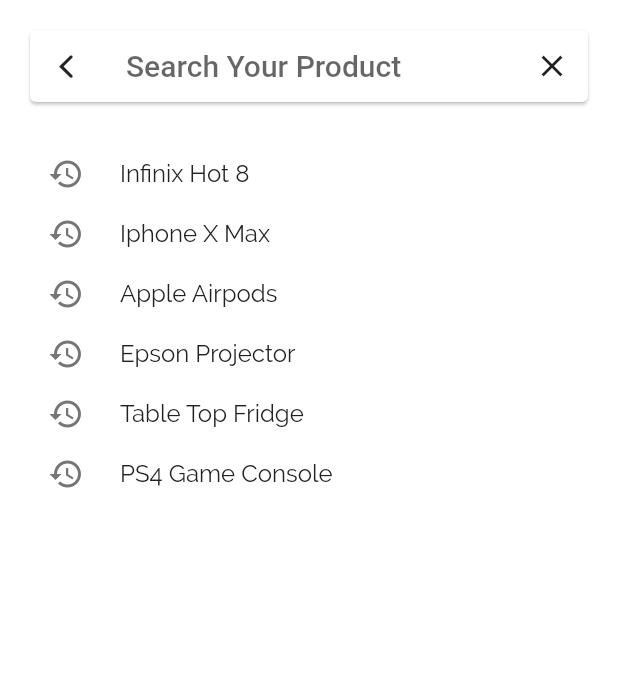
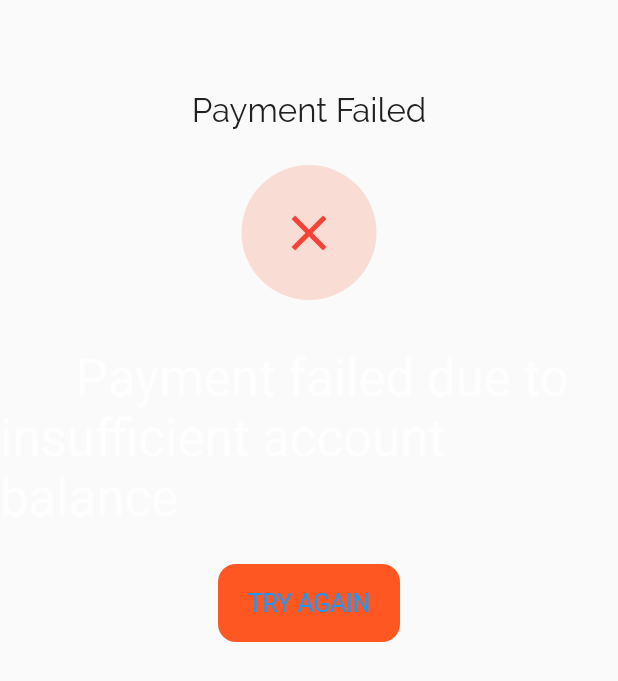
Before and after one commit to oliverboamah/e_commerce, a Flutter app: the screen it shows after launch, on a phone screen of 412 x 824 dp. Shown: the top 681 px of the screen. Run offline on Flutter 3.47's test engine with Material 2 defaults, Android fonts, the phone set to English and light mode, and no system bars; our stand-ins replace carousel_slider.

Commit message:
Add Payment Failure Page

```diff
--- a/lib/main.dart
+++ b/lib/main.dart
@@ -1,4 +1,5 @@
 // flutter imports
+import 'package:e_commerce/ui/pages/payment/payment_failure_page.dart';
 import 'package:e_commerce/ui/pages/search/search_page.dart';
 import 'package:flutter/material.dart';
 
@@ -25,7 +26,7 @@ class MyApp extends StatelessWidget {
         theme: appTheme,
         debugShowCheckedModeBanner: false,
         home: Scaffold(
-          body: SearchPage(),
+          body: PaymentFailurePage(),
         ));
   }
 }
--- /dev/null
+++ b/lib/ui/pages/payment/payment_failure_page.dart
@@ -0,0 +1,55 @@
+// flutter imports
+import 'package:flutter/cupertino.dart';
+import 'package:flutter/material.dart';
+
+// my app imports
+import 'package:e_commerce/values/colors.dart';
+
+class PaymentFailurePage extends StatefulWidget {
+  @override
+  State<StatefulWidget> createState() => _PaymentFailurePageState();
+}
+
+class _PaymentFailurePageState extends State<PaymentFailurePage> {
+  @override
+  Widget build(BuildContext context) {
+    return Container(
+      padding: EdgeInsets.only(top: MediaQuery.of(context).padding.top + 60),
+      child: Center(
+        child: Column(
+          children: <Widget>[
+            Padding(
+              padding: const EdgeInsets.only(bottom: 24.0),
+              child: Text(
+                'Payment Failed',
+                style: Theme.of(context).textTheme.headline,
+              ),
+            ),
+            Container(
+              padding: EdgeInsets.all(25),
+              decoration: BoxDecoration(
+                  shape: BoxShape.circle, color: primaryHighlightColor),
+              child: Icon(
+                Icons.close,
+                size: 40,
+                color: Colors.red,
+              ),
+            ),
+            Padding(
+              padding: const EdgeInsets.only(top: 32.0, bottom: 24.0),
+              child: Text(
+                '      Payment failed due to\ninsufficient account balance',
+                style: Theme.of(context).accentTextTheme.display1,
+              ),
+            ),
+            CupertinoButton(
+              child: Text('TRY AGAIN'),
+              color: primaryColor,
+              onPressed: () => {},
+            )
+          ],
+        ),
+      ),
+    );
+  }
+}
```
